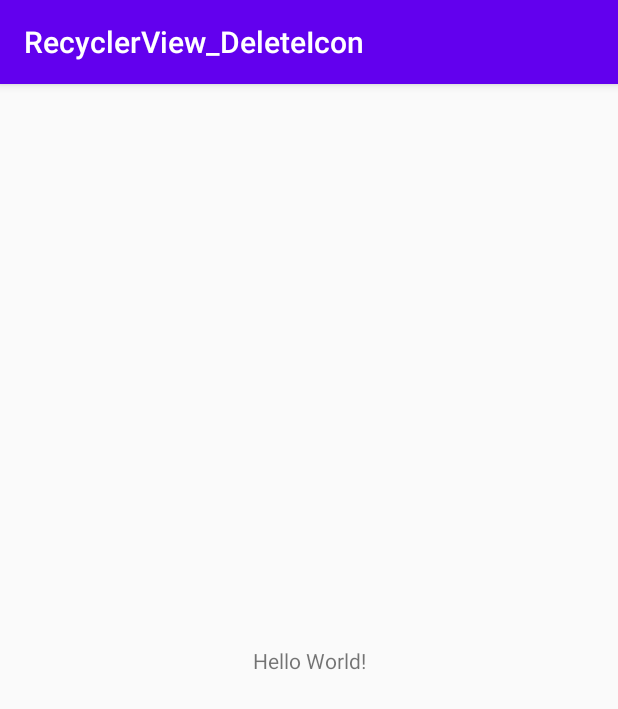
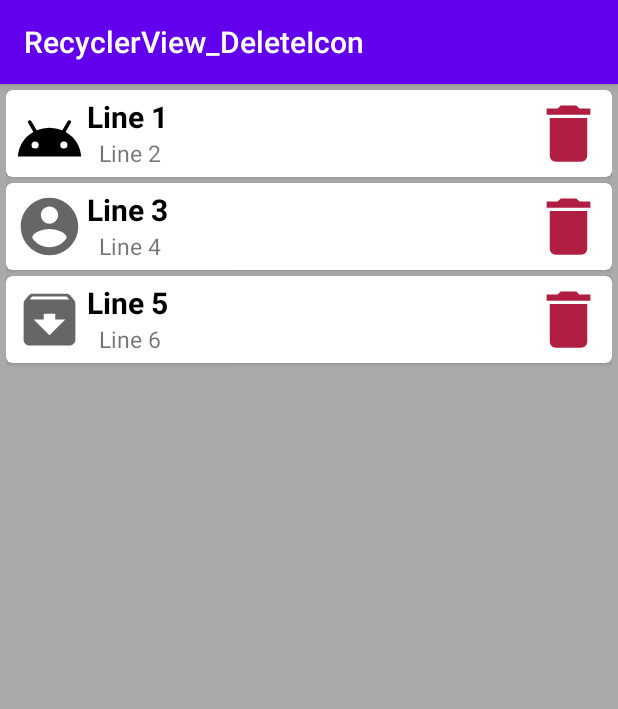
Before and after one commit to rezwan502/RecyclerView_DeleteIcon, an Android app: the screen it shows after launch (MainActivity), on a phone screen of 412 x 824 dp. Shown: the top 709 px of the screen. Run offline under Robolectric (Android 15) with nearby library versions, the phone set to English and light mode, and no system bars.

Commit message:
Deleteicon added

```diff
--- a/app/build.gradle
+++ b/app/build.gradle
@@ -25,6 +25,12 @@ android {
 dependencies {
     implementation fileTree(dir: "libs", include: ["*.jar"])
     implementation 'androidx.appcompat:appcompat:1.2.0'
+
+    implementation "androidx.recyclerview:recyclerview:1.1.0"
+    // For control over item selection of both touch and mouse driven selection
+    implementation "androidx.recyclerview:recyclerview-selection:1.1.0-rc02"
+    implementation "androidx.cardview:cardview:1.0.0"
+
     implementation 'androidx.constraintlayout:constraintlayout:2.0.1'
     testImplementation 'junit:junit:4.12'
     androidTestImplementation 'androidx.test.ext:junit:1.1.2'
--- /dev/null
+++ b/app/src/main/java/com/example/recyclerview_deleteicon/ExampleAdapter.java
@@ -0,0 +1,82 @@
+package com.example.recyclerview_deleteicon;
+
+import android.view.LayoutInflater;
+import android.view.View;
+import android.view.ViewGroup;
+import android.widget.ImageView;
+import android.widget.TextView;
+
+import androidx.annotation.NonNull;
+import androidx.recyclerview.widget.RecyclerView;
+
+import java.util.ArrayList;
+
+public class ExampleAdapter extends RecyclerView.Adapter<ExampleAdapter.ExampleViewHolder> {
+
+    private ArrayList<ExampleItem> mExampleList;
+
+    private OnItemClickListener mListener;
+
+    public interface OnItemClickListener {
+        void onDeleteClick(int position);
+    }
+
+    public void setOnItemClickListener(OnItemClickListener listener) {
+        mListener = listener;
+    }
+
+
+    public static class ExampleViewHolder extends RecyclerView.ViewHolder{
+
+        public ImageView mImageView;
+        public TextView mTextView1;
+        public TextView mTextView2;
+        public ImageView mDeleteImage;
+
+        public ExampleViewHolder(View itemView, final OnItemClickListener listener) {
+            super(itemView);
+            mImageView = itemView.findViewById(R.id.imageView);
+            mTextView1 = itemView.findViewById(R.id.textView);
+            mTextView2 = itemView.findViewById(R.id.textView2);
+            mDeleteImage = itemView.findViewById(R.id.image_delete);
+
+            mDeleteImage.setOnClickListener(new View.OnClickListener(){
+                @Override
+                public void onClick(View v) {
+                    if (listener != null) {
+                        int position = getAdapterPosition();
+                        if (position != RecyclerView.NO_POSITION) {
+                            listener.onDeleteClick(position);
+                        }
+                    }
+                }
+            });
+
+        }
+    }
+
+    public ExampleAdapter(ArrayList<ExampleItem> exampleList) {
+        mExampleList = exampleList;
+    }
+
+    @NonNull
+    @Override
+    public ExampleViewHolder onCreateViewHolder(@NonNull ViewGroup parent, int viewType) {
+        View v = LayoutInflater.from(parent.getContext()).inflate(R.layout.example_item, parent, false);
+        ExampleViewHolder evh = new ExampleViewHolder(v, mListener);
+        return evh;
+    }
+
+    @Override
+    public void onBindViewHolder(@NonNull ExampleViewHolder holder, int position) {
+        ExampleItem currentItem = mExampleList.get(position);
+        holder.mImageView.setImageResource(currentItem.getmImageResources());
+        holder.mTextView1.setText(currentItem.getmText1());
+        holder.mTextView2.setText(currentItem.getmText2());
+    }
+
+    @Override
+    public int getItemCount() {
+        return mExampleList.size();
+    }
+}
--- /dev/null
+++ b/app/src/main/java/com/example/recyclerview_deleteicon/ExampleItem.java
@@ -0,0 +1,30 @@
+package com.example.recyclerview_deleteicon;
+
+public class ExampleItem {
+
+    private int mImageResources;
+    private String mText1;
+    private String mText2;
+
+    public ExampleItem(int mImageResources, String mText1, String mText2) {
+        this.mImageResources = mImageResources;
+        this.mText1 = mText1;
+        this.mText2 = mText2;
+    }
+
+    public void changeText1(String text) {
+        mText1 = text;
+    }
+
+    public int getmImageResources() {
+        return mImageResources;
+    }
+
+    public String getmText1() {
+        return mText1;
+    }
+
+    public String getmText2() {
+        return mText2;
+    }
+}
--- a/app/src/main/java/com/example/recyclerview_deleteicon/MainActivity.java
+++ b/app/src/main/java/com/example/recyclerview_deleteicon/MainActivity.java
@@ -1,14 +1,66 @@
 package com.example.recyclerview_deleteicon;
 
 import androidx.appcompat.app.AppCompatActivity;
+import androidx.recyclerview.widget.LinearLayoutManager;
+import androidx.recyclerview.widget.RecyclerView;
 
 import android.os.Bundle;
+import android.view.View;
+import android.widget.Button;
+import android.widget.EditText;
+import android.widget.ImageView;
+
+import java.util.ArrayList;
 
 public class MainActivity extends AppCompatActivity {
+
+    private ArrayList<ExampleItem> mExampleList;
+
+    private RecyclerView mRecyclerView;
+    private ExampleAdapter mAdapter;
+    private RecyclerView.LayoutManager mLayoutManager;
+
 
     @Override
     protected void onCreate(Bundle savedInstanceState) {
         super.onCreate(savedInstanceState);
         setContentView(R.layout.activity_main);
+
+        createExampleList();
+        buildRecyclerView();
+
     }
+
+    public void removeItem(int position) {
+        mExampleList.remove(position);
+        mAdapter.notifyItemRemoved(position);
+        //  mAdapter.notifyDataSetChanged();
+    }
+
+    public void createExampleList(){
+
+        mExampleList = new ArrayList<>();
+        mExampleList.add(new ExampleItem(R.drawable.ic_android, "Line 1", "Line 2"));
+        mExampleList.add(new ExampleItem(R.drawable.ic_baseline, "Line 3", "Line 4"));
+        mExampleList.add(new ExampleItem(R.drawable.ic_archive, "Line 5", "Line 6"));
+
+
+    }
+    public void buildRecyclerView() {
+
+        mRecyclerView = findViewById(R.id.recyclerView);
+        mRecyclerView.setHasFixedSize(true);
+        mLayoutManager = new LinearLayoutManager(this);
+        mAdapter = new ExampleAdapter(mExampleList);
+        mRecyclerView.setLayoutManager(mLayoutManager);
+        mRecyclerView.setAdapter(mAdapter);
+
+        mAdapter.setOnItemClickListener(new ExampleAdapter.OnItemClickListener() {
+            @Override
+            public void onDeleteClick(int position) {
+                removeItem(position);
+            }
+        });
+    }
+
 }
--- /dev/null
+++ b/app/src/main/res/drawable-v24/ic_android.xml
@@ -0,0 +1,9 @@
+<vector xmlns:android="http://schemas.android.com/apk/res/android"
+        android:width="24dp"
+        android:height="24dp"
+        android:viewportWidth="24"
+        android:viewportHeight="24">
+    <path
+        android:pathData="M17.6,11.48 L19.44,8.3a0.63,0.63 0,0 0,-1.09 -0.63l-1.88,3.24a11.43,11.43 0,0 0,-8.94 0L5.65,7.67a0.63,0.63 0,0 0,-1.09 0.63L6.4,11.48A10.81,10.81 0,0 0,1 20L23,20A10.81,10.81 0,0 0,17.6 11.48ZM7,17.25A1.25,1.25 0,1 1,8.25 16,1.25 1.25,0 0,1 7,17.25ZM17,17.25A1.25,1.25 0,1 1,18.25 16,1.25 1.25,0 0,1 17,17.25Z"
+        android:fillColor="#FF000000"/>
+</vector>
--- /dev/null
+++ b/app/src/main/res/drawable-v24/ic_archive.xml
@@ -0,0 +1,10 @@
+<vector xmlns:android="http://schemas.android.com/apk/res/android"
+    android:width="24dp"
+    android:height="24dp"
+    android:viewportWidth="24"
+    android:viewportHeight="24"
+    android:tint="?attr/colorControlNormal">
+  <path
+      android:fillColor="@android:color/white"
+      android:pathData="M20.54,5.23l-1.39,-1.68C18.88,3.21 18.47,3 18,3H6c-0.47,0 -0.88,0.21 -1.16,0.55L3.46,5.23C3.17,5.57 3,6.02 3,6.5V19c0,1.1 0.9,2 2,2h14c1.1,0 2,-0.9 2,-2V6.5c0,-0.48 -0.17,-0.93 -0.46,-1.27zM12,17.5L6.5,12H10v-2h4v2h3.5L12,17.5zM5.12,5l0.81,-1h12l0.94,1H5.12z"/>
+</vector>
--- /dev/null
+++ b/app/src/main/res/drawable-v24/ic_baseline.xml
@@ -0,0 +1,10 @@
+<vector xmlns:android="http://schemas.android.com/apk/res/android"
+    android:width="24dp"
+    android:height="24dp"
+    android:viewportWidth="24"
+    android:viewportHeight="24"
+    android:tint="?attr/colorControlNormal">
+  <path
+      android:fillColor="@android:color/white"
+      android:pathData="M12,2C6.48,2 2,6.48 2,12s4.48,10 10,10 10,-4.48 10,-10S17.52,2 12,2zM12,5c1.66,0 3,1.34 3,3s-1.34,3 -3,3 -3,-1.34 -3,-3 1.34,-3 3,-3zM12,19.2c-2.5,0 -4.71,-1.28 -6,-3.22 0.03,-1.99 4,-3.08 6,-3.08 1.99,0 5.97,1.09 6,3.08 -1.29,1.94 -3.5,3.22 -6,3.22z"/>
+</vector>
--- /dev/null
+++ b/app/src/main/res/drawable/ic_delete.xml
@@ -0,0 +1,5 @@
+<vector android:height="24dp" android:tint="#B01F42"
+    android:viewportHeight="24" android:viewportWidth="24"
+    android:width="24dp" xmlns:android="http://schemas.android.com/apk/res/android">
+    <path android:fillColor="@android:color/white" android:pathData="M6,19c0,1.1 0.9,2 2,2h8c1.1,0 2,-0.9 2,-2V7H6v12zM19,4h-3.5l-1,-1h-5l-1,1H5v2h14V4z"/>
+</vector>
--- a/app/src/main/res/layout/activity_main.xml
+++ b/app/src/main/res/layout/activity_main.xml
@@ -1,18 +1,19 @@
 <?xml version="1.0" encoding="utf-8"?>
-<androidx.constraintlayout.widget.ConstraintLayout xmlns:android="http://schemas.android.com/apk/res/android"
+<RelativeLayout xmlns:android="http://schemas.android.com/apk/res/android"
     xmlns:app="http://schemas.android.com/apk/res-auto"
     xmlns:tools="http://schemas.android.com/tools"
     android:layout_width="match_parent"
     android:layout_height="match_parent"
     tools:context=".MainActivity">
 
-    <TextView
-        android:layout_width="wrap_content"
-        android:layout_height="wrap_content"
-        android:text="Hello World!"
-        app:layout_constraintBottom_toBottomOf="parent"
-        app:layout_constraintLeft_toLeftOf="parent"
-        app:layout_constraintRight_toRightOf="parent"
-        app:layout_constraintTop_toTopOf="parent" />
+    <androidx.recyclerview.widget.RecyclerView
+        android:id="@+id/recyclerView"
+        android:layout_width="match_parent"
+        android:layout_height="match_parent"
+        android:background="@android:color/darker_gray"
+        android:padding="4dp"
+        android:scrollbars="vertical" />
 
-</androidx.constraintlayout.widget.ConstraintLayout>
+
+
+</RelativeLayout>
--- /dev/null
+++ b/app/src/main/res/layout/example_item.xml
@@ -0,0 +1,50 @@
+<?xml version="1.0" encoding="utf-8"?>
+<androidx.cardview.widget.CardView xmlns:android="http://schemas.android.com/apk/res/android"
+    android:layout_width="match_parent"
+    android:layout_height="wrap_content"
+    xmlns:app="http://schemas.android.com/apk/res-auto"
+    android:layout_marginBottom="4dp"
+    app:cardCornerRadius="4dp"
+    >
+
+    <RelativeLayout
+        android:layout_width="match_parent"
+        android:layout_height="match_parent"
+        android:layout_margin="4dp">
+        <ImageView
+            android:id="@+id/imageView"
+            android:layout_width="50dp"
+            android:layout_height="50dp"
+            android:padding="2dp" />
+        <TextView
+            android:id="@+id/textView"
+            android:layout_width="wrap_content"
+            android:layout_height="wrap_content"
+            android:layout_alignParentTop="true"
+            android:layout_toEndOf="@+id/imageView"
+            android:text="Line 1"
+            android:textColor="@android:color/black"
+            android:textSize="20sp"
+            android:textStyle="bold" />
+        <TextView
+            android:id="@+id/textView2"
+            android:layout_width="wrap_content"
+            android:layout_height="wrap_content"
+            android:layout_below="@+id/textView"
+            android:layout_marginStart="8dp"
+            android:layout_toEndOf="@+id/imageView"
+            android:text="Line 2"
+            android:textSize="15sp" />
+
+        <ImageView
+            android:id="@+id/image_delete"
+            android:layout_width="50dp"
+            android:layout_height="50dp"
+            android:layout_alignParentTop="true"
+            android:layout_alignParentEnd="true"
+            android:src="@drawable/ic_delete" />
+    </RelativeLayout>
+
+
+
+</androidx.cardview.widget.CardView>
```
